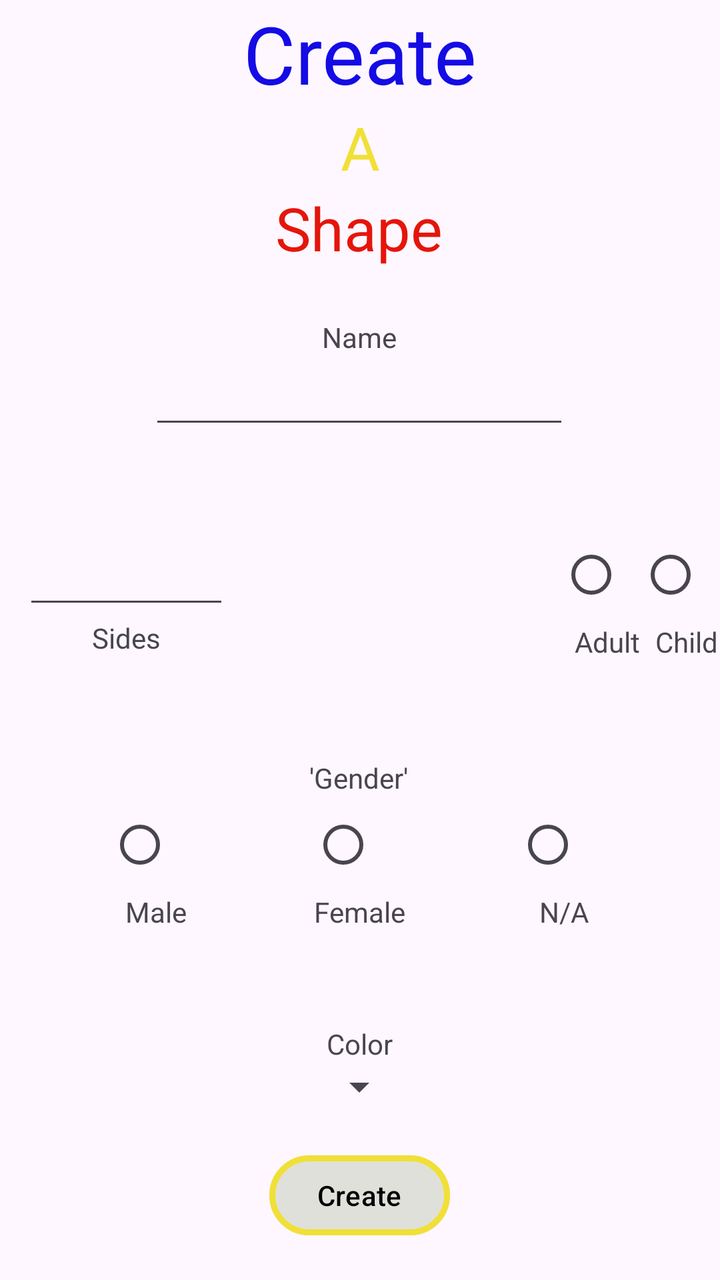
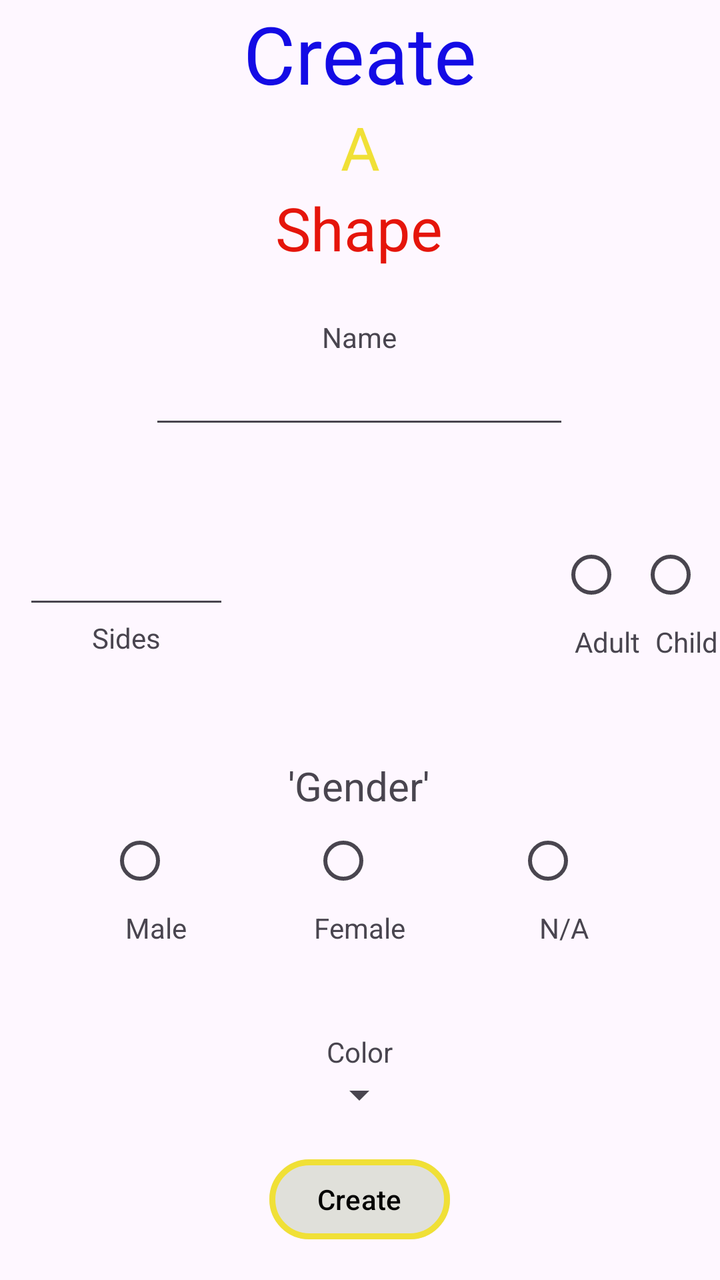

Before-and-after screenshots of an Android layout around one commit, followed by the original layout XML and the change that was made.
<!-- AndroidManifest.xml: application theme Theme.Euclydia -->
<!-- res/layout/create_activity.xml -->
<?xml version="1.0" encoding="utf-8"?>
<androidx.constraintlayout.widget.ConstraintLayout xmlns:android="http://schemas.android.com/apk/res/android"
    xmlns:app="http://schemas.android.com/apk/res-auto"
    xmlns:tools="http://schemas.android.com/tools"
    android:layout_width="match_parent"
    android:layout_height="match_parent">

    <TextView
        android:id="@+id/title1"
        android:layout_width="wrap_content"
        android:layout_height="wrap_content"
        android:text="@string/title1"
        android:textColor="@color/blue"
        android:textSize="40sp"
        app:layout_constraintEnd_toEndOf="parent"
        app:layout_constraintStart_toStartOf="parent"
        app:layout_constraintTop_toTopOf="parent" />

    <TextView
        android:id="@+id/title2"
        android:layout_width="wrap_content"
        android:layout_height="wrap_content"
        android:text="@string/title2"
        android:textColor="@color/yellow"
        android:textSize="30sp"
        app:layout_constraintEnd_toEndOf="parent"
        app:layout_constraintStart_toStartOf="parent"
        app:layout_constraintTop_toBottomOf="@id/title1" />

    <TextView
        android:id="@+id/title3"
        android:layout_width="wrap_content"
        android:layout_height="wrap_content"
        android:text="@string/title3"
        android:textColor="@color/red"
        android:textSize="30sp"
        app:layout_constraintEnd_toEndOf="parent"
        app:layout_constraintHorizontal_bias="0.498"
        app:layout_constraintStart_toStartOf="parent"
        app:layout_constraintTop_toBottomOf="@id/title2" />

    <EditText
        android:id="@+id/nameField"
        android:layout_width="wrap_content"
        android:layout_height="wrap_content"
        android:layout_marginTop="44dp"
        android:ems="10"
        android:inputType="text"
        app:layout_constraintEnd_toEndOf="parent"
        app:layout_constraintHorizontal_bias="0.497"
        app:layout_constraintStart_toStartOf="parent"
        app:layout_constraintTop_toBottomOf="@+id/title3" />

    <TextView
        android:id="@+id/nameLabel"
        android:layout_width="wrap_content"
        android:layout_height="wrap_content"
        android:text="@string/nameLabel"
        app:layout_constraintBottom_toTopOf="@id/nameField"
        app:layout_constraintStart_toStartOf="@id/nameField"
        app:layout_constraintEnd_toEndOf="@id/nameField"/>

    <EditText
        android:id="@+id/sideField"
        android:layout_width="103dp"
        android:layout_height="46dp"
        android:layout_marginStart="20dp"
        android:layout_marginTop="44dp"
        android:ems="2"
        android:inputType="number"
        app:layout_constraintEnd_toStartOf="@id/nameField"
        app:layout_constraintHorizontal_bias="0.173"
        app:layout_constraintStart_toStartOf="parent"
        app:layout_constraintTop_toBottomOf="@id/nameField" />

    <TextView
        android:layout_width="wrap_content"
        android:layout_height="wrap_content"
        app:layout_constraintTop_toBottomOf="@id/sideField"
        app:layout_constraintStart_toStartOf="@id/sideField"
        app:layout_constraintEnd_toEndOf="@id/sideField"
        android:text="@string/sideLabel"/>

    <RadioButton
        android:id="@+id/age1"
        android:layout_width="wrap_content"
        android:layout_height="wrap_content"
        android:layout_marginStart="268dp"
        app:layout_constraintStart_toStartOf="@+id/sideField"
        app:layout_constraintTop_toTopOf="@id/sideField" />

    <TextView
        android:layout_width="wrap_content"
        android:layout_height="wrap_content"
        android:text="@string/adultlabel"
        app:layout_constraintTop_toBottomOf="@+id/age1"
        app:layout_constraintStart_toStartOf="@+id/age1"
        app:layout_constraintEnd_toEndOf="@id/age1"/>

    <RadioButton
        android:id="@+id/age2"
        android:layout_width="wrap_content"
        android:layout_height="wrap_content"
        app:layout_constraintEnd_toEndOf="parent"
        app:layout_constraintHorizontal_bias="0.533"
        app:layout_constraintStart_toEndOf="@+id/age1"
        app:layout_constraintTop_toTopOf="@id/sideField" />

    <TextView
        android:layout_width="wrap_content"
        android:layout_height="wrap_content"
        android:text="@string/childlabel"
        app:layout_constraintTop_toBottomOf="@id/age2"
        app:layout_constraintStart_toStartOf="@id/age2"
        app:layout_constraintEnd_toEndOf="@id/age2"/>

    <TextView
        android:id="@+id/genderLabel"
        android:layout_width="wrap_content"
        android:layout_height="wrap_content"
        android:layout_marginTop="160dp"
        android:text="@string/genderlabel"
        app:layout_constraintEnd_toEndOf="parent"
        app:layout_constraintHorizontal_bias="0.498"
        app:layout_constraintStart_toStartOf="parent"
        app:layout_constraintTop_toBottomOf="@+id/nameField" />

    <RadioButton
        android:id="@+id/female"
        android:layout_width="wrap_content"
        android:layout_height="wrap_content"
        tools:layout_editor_absoluteX="182dp"
        tools:layout_editor_absoluteY="423dp"
        app:layout_constraintTop_toBottomOf="@id/genderLabel"
        app:layout_constraintStart_toStartOf="@id/genderLabel"
        app:layout_constraintEnd_toEndOf="@id/genderLabel"/>
    <TextView
        android:id="@+id/femalelabel"
        android:layout_width="wrap_content"
        android:layout_height="wrap_content"
        android:text="@string/femalelabel"
        app:layout_constraintTop_toBottomOf="@id/female"
        app:layout_constraintStart_toStartOf="@id/female"
        app:layout_constraintEnd_toEndOf="@id/female"/>
    <RadioButton
        android:id="@+id/male"
        android:layout_width="wrap_content"
        android:layout_height="wrap_content"
        app:layout_constraintStart_toStartOf="parent"
        app:layout_constraintEnd_toStartOf="@id/female"
        app:layout_constraintTop_toTopOf="@id/female"/>
    <TextView
        android:layout_width="wrap_content"
        android:layout_height="wrap_content"
        android:text="Male"
        app:layout_constraintTop_toBottomOf="@id/male"
        app:layout_constraintStart_toStartOf="@id/male"
        app:layout_constraintEnd_toEndOf="@id/male"/>

    <RadioButton
        android:id="@+id/nb"
        android:layout_width="wrap_content"
        android:layout_height="wrap_content"
        app:layout_constraintStart_toEndOf="@id/female"
        app:layout_constraintEnd_toEndOf="parent"
        app:layout_constraintTop_toTopOf="@id/female"/>
    <TextView
        android:layout_width="wrap_content"
        android:layout_height="wrap_content"
        android:text="N/A"
        app:layout_constraintTop_toBottomOf="@id/nb"
        app:layout_constraintStart_toStartOf="@id/nb"
        app:layout_constraintEnd_toEndOf="@id/nb"/>

    <Spinner
        android:id="@+id/color"
        android:layout_width="wrap_content"
        android:layout_height="wrap_content"
        app:layout_constraintTop_toBottomOf="@id/female"
        app:layout_constraintStart_toStartOf="@id/female"
        app:layout_constraintEnd_toEndOf="@id/female"
        app:layout_constraintBottom_toBottomOf="parent"/>
    <TextView
        android:layout_width="wrap_content"
        android:layout_height="wrap_content"
        android:text="@string/colorlabel"
        app:layout_constraintBottom_toTopOf="@id/color"
        app:layout_constraintStart_toStartOf="@id/color"
        app:layout_constraintEnd_toEndOf="@id/color"/>

    <com.google.android.material.button.MaterialButton
        android:layout_width="wrap_content"
        android:layout_height="wrap_content"
        android:text="@string/create"
        android:textColor="@color/black"
        app:strokeColor="@color/yellow"
        app:backgroundTint="@color/background"
        app:strokeWidth="3dp"
        app:layout_constraintBottom_toBottomOf="parent"
        app:layout_constraintTop_toBottomOf="@id/color"
        app:layout_constraintStart_toStartOf="@id/color"
        app:layout_constraintEnd_toEndOf="@id/color"/>

</androidx.constraintlayout.widget.ConstraintLayout>
<!-- resources referenced by this layout -->
<resources>
  <color name="background">#e0e0da</color>
  <color name="black">#FF000000</color>
  <color name="blue">#140be5</color>
  <color name="red">#e5150b</color>
  <color name="yellow">#f0e036</color>
  <string name="adultlabel">Adult</string>
  <string name="childlabel">Child</string>
  <string name="colorlabel">Color</string>
  <string name="create">Create</string>
  <string name="femalelabel">Female</string>
  <string name="genderlabel">\'Gender\'</string>
  <string name="nameLabel">Name</string>
  <string name="sideLabel">Sides</string>
  <string name="title1">Create</string>
  <string name="title2">A</string>
  <string name="title3">Shape</string>
  <style name="Theme.Euclydia" parent="Base.Theme.Euclydia" />
  <style name="Base.Theme.Euclydia" parent="Theme.Material3.DayNight.NoActionBar">
          
          
      </style>
</resources>

<!-- the commit's change to res/layout/create_activity.xml (unified diff, before → after) -->
@@ -120,6 +120,7 @@
         android:layout_height="wrap_content"
         android:layout_marginTop="160dp"
         android:text="@string/genderlabel"
+        android:textSize="20sp"
         app:layout_constraintEnd_toEndOf="parent"
         app:layout_constraintHorizontal_bias="0.498"
         app:layout_constraintStart_toStartOf="parent"
